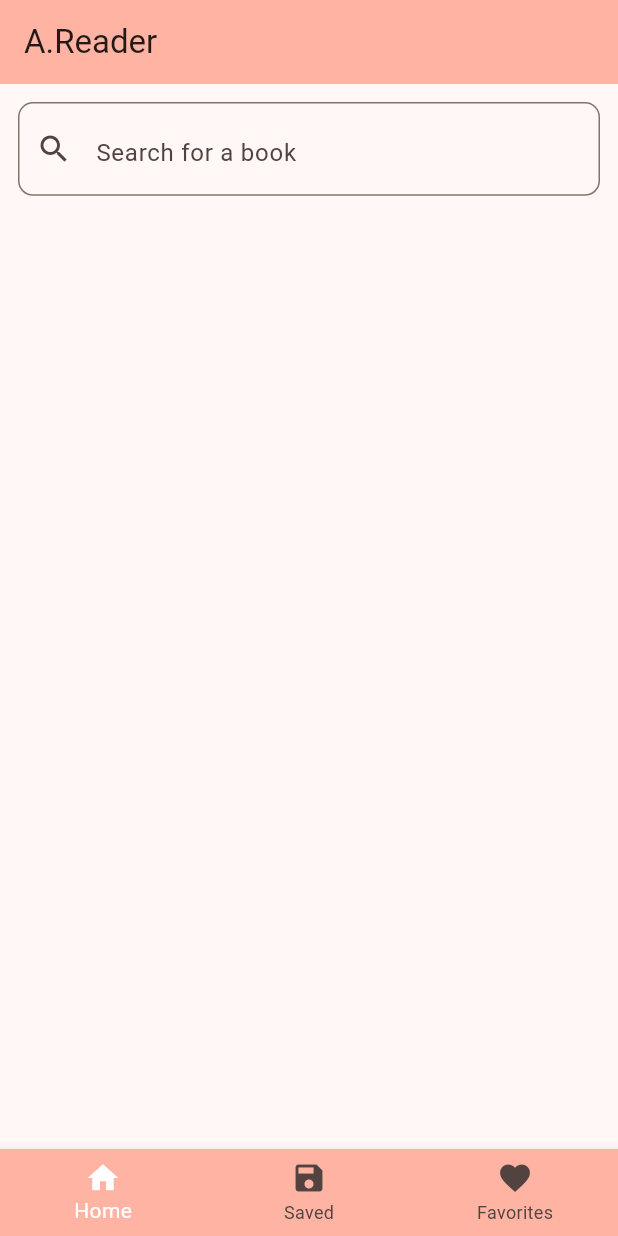
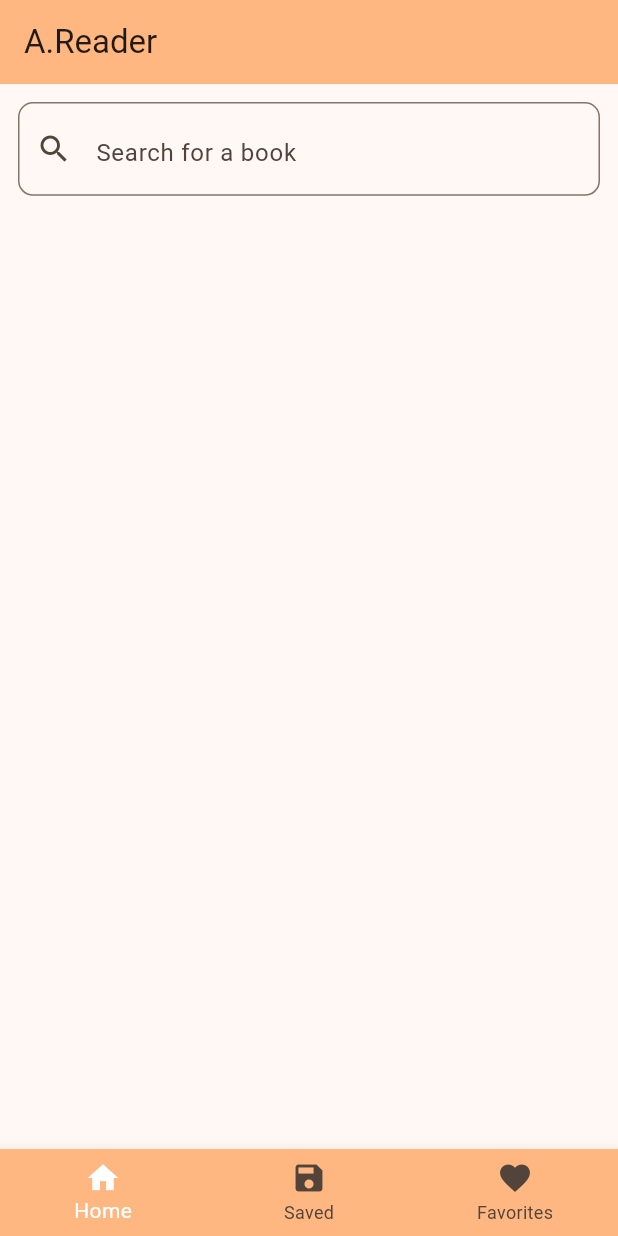
Before and after one commit to do5-5anto5/reader_tracker, a Flutter app: the screen it shows after launch, on a phone screen of 412 x 824 dp. Run offline on Flutter 3.47's test engine with Material 3 defaults, Android fonts, the phone set to English and light mode, and no system bars.

Commit message:
Refactor: change seedColor

```diff
--- a/lib/main.dart
+++ b/lib/main.dart
@@ -18,7 +18,7 @@ class MyApp extends StatelessWidget {
       debugShowCheckedModeBanner: false,
       title: 'A.Reader',
       theme: ThemeData(
-        colorScheme: ColorScheme.fromSeed(seedColor: Color(0x00e94d2a)),
+        colorScheme: ColorScheme.fromSeed(seedColor: Color(0x00F18215)),
         useMaterial3: true,
       ),
       initialRoute: '/',
```
